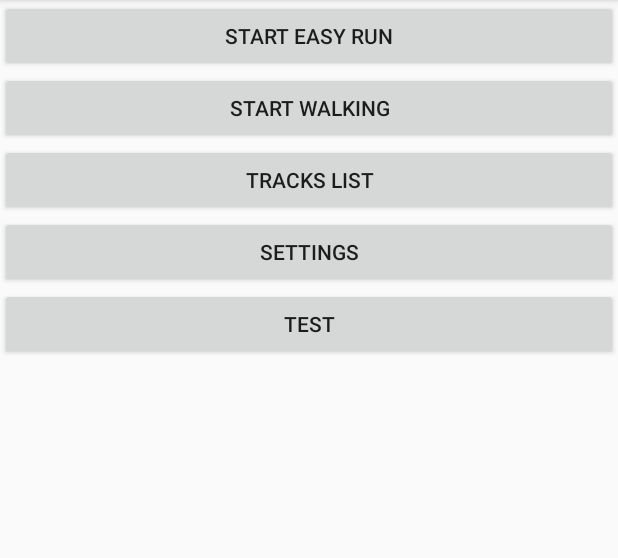
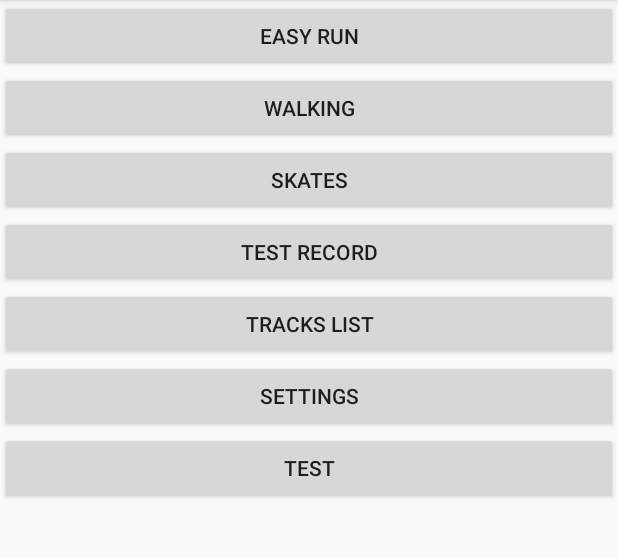
Before and after one commit to MaxSpirihin/MyTracksDB, an Android app: the screen it shows after launch (MainActivity), on a phone screen of 412 x 824 dp, the part 84-642 px from its top. Run offline under Robolectric (Android 15) with nearby library versions, the phone set to English and light mode, and no system bars; our stand-ins replace Room's generated code; libraries missing offline, so code that uses them is left out: com.garmin.fit, com.yandex.mapkit; 2 statements that could not run were skipped.

Commit message:
Add skates exercise type, added MainActivity buttons programmatically creation, separate button for test record

```diff
--- a/Android/app/src/main/java/com/max/spirihin/mytracksdb/activities/MainActivity.kt
+++ b/Android/app/src/main/java/com/max/spirihin/mytracksdb/activities/MainActivity.kt
@@ -6,6 +6,8 @@ import android.content.pm.PackageManager
 import androidx.appcompat.app.AppCompatActivity
 import android.os.Bundle
 import android.view.View
+import android.widget.Button
+import android.widget.LinearLayout
 import android.widget.Toast
 import androidx.core.content.ContextCompat
 import com.max.spirihin.mytracksdb.utilities.Preferences
@@ -17,6 +19,9 @@ import com.max.spirihin.mytracksdb.core.TracksDatabase
 import com.yandex.mapkit.MapKitFactory
 
 class MainActivity : AppCompatActivity() {
+
+    private var mLinearLayout : LinearLayout? = null
+
     override fun onCreate(savedInstanceState: Bundle?) {
         MapKitFactory.setApiKey("0e9fede4-9954-4e61-b193-66191985d75d")
         MapKitFactory.initialize(this)
@@ -51,32 +56,54 @@ class MainActivity : AppCompatActivity() {
     private fun init() {
         TracksDatabase.init(this)
 
-        findViewById<View>(R.id.btnStartEasyRun).setOnClickListener {
+        mLinearLayout = findViewById<LinearLayout>(R.id.linLayoutMain)
+
+        addButton("EASY RUN") {
             val intent = Intent(this, RecordTrackActivity::class.java)
             intent.putExtra(RecordTrackActivity.EXERCISE_TYPE_INTENT_STRING, ExerciseType.EASY_RUN.toString())
             startActivity(intent)
         }
 
-        findViewById<View>(R.id.btnStartWalking).setOnClickListener {
+        addButton("WALKING") {
             val intent = Intent(this, RecordTrackActivity::class.java)
             intent.putExtra(RecordTrackActivity.EXERCISE_TYPE_INTENT_STRING, ExerciseType.WALKING.toString())
             startActivity(intent)
         }
 
-        findViewById<View>(R.id.btnTracksList).setOnClickListener {
+        addButton("SKATES") {
+            val intent = Intent(this, RecordTrackActivity::class.java)
+            intent.putExtra(RecordTrackActivity.EXERCISE_TYPE_INTENT_STRING, ExerciseType.SKATES.toString())
+            startActivity(intent)
+        }
+
+        addButton("TEST RECORD") {
+            val intent = Intent(this, RecordTrackActivity::class.java)
+            intent.putExtra(RecordTrackActivity.EXERCISE_TYPE_INTENT_STRING, ExerciseType.EASY_RUN.toString())
+            intent.putExtra(RecordTrackActivity.USE_TEST_SERVICE_INTENT_STRING, true)
+            startActivity(intent)
+        }
+
+        addButton("TRACKS LIST") {
             startActivity(TracksListActivity::class.java)
         }
 
-        findViewById<View>(R.id.btnSettings).setOnClickListener {
+        addButton("SETTINGS") {
             startActivity(SettingsActivity::class.java)
         }
 
-        findViewById<View>(R.id.btnTest).setOnClickListener {
+        addButton("TEST") {
             startActivity(TestActivity::class.java)
         }
 
         if (TrackRecordManager.recordState != RecordState.NONE)
             startActivity(RecordTrackActivity::class.java)
+    }
+
+    private fun addButton(text : String, action : () -> Unit) {
+        val button = Button(this)
+        button.text = text
+        button.setOnClickListener{ action?.invoke()}
+        mLinearLayout?.addView(button)
     }
 
     private fun startActivity(cls: Class<*>) {
--- a/Android/app/src/main/java/com/max/spirihin/mytracksdb/activities/RecordTrackActivity.kt
+++ b/Android/app/src/main/java/com/max/spirihin/mytracksdb/activities/RecordTrackActivity.kt
@@ -17,6 +17,7 @@ class RecordTrackActivity : AppCompatActivity() {
 
     companion object {
         const val EXERCISE_TYPE_INTENT_STRING = "exerciseType"
+        const val USE_TEST_SERVICE_INTENT_STRING = "useTestService"
     }
 
     private var textView: TextView? = null
@@ -102,7 +103,7 @@ class RecordTrackActivity : AppCompatActivity() {
         super.onResume()
 
         if (TrackRecordManager.recordState == RecordState.NONE)
-            TrackRecordManager.startListen(this)
+            TrackRecordManager.startListen(this, intent.getBooleanExtra(USE_TEST_SERVICE_INTENT_STRING, false))
 
         TrackRecordManager.subscribe(::onCurrentPointChanged)
 
--- a/Android/app/src/main/java/com/max/spirihin/mytracksdb/core/ExerciseType.kt
+++ b/Android/app/src/main/java/com/max/spirihin/mytracksdb/core/ExerciseType.kt
@@ -5,5 +5,6 @@ enum class ExerciseType {
     EASY_RUN,
     CONTROL_RUN,
     WALKING,
-    BICYCLE
+    BICYCLE,
+    SKATES
 }
--- a/Android/app/src/main/java/com/max/spirihin/mytracksdb/core/TrackRecordManager.kt
+++ b/Android/app/src/main/java/com/max/spirihin/mytracksdb/core/TrackRecordManager.kt
@@ -8,6 +8,7 @@ import android.content.Context
 import android.content.Intent
 import android.os.Build
 import androidx.core.app.NotificationCompat
+import com.garmin.fit.Bool
 import com.max.spirihin.mytracksdb.Helpers.TextToSpeechHelper
 import com.max.spirihin.mytracksdb.R
 import com.max.spirihin.mytracksdb.activities.RecordTrackActivity
@@ -48,7 +49,7 @@ object TrackRecordManager {
         updateNotification("Running", "")
     }
 
-    fun startListen(context: Context) {
+    fun startListen(context: Context, useTestService : Boolean) {
         if (recordState != RecordState.NONE)
             throw Exception("Cant start listen from state $recordState")
 
@@ -56,8 +57,10 @@ object TrackRecordManager {
         recordState = RecordState.LISTEN
 
         //start points provider service
-        // context.startService(Intent(context, RecordTrackService::class.java))
-        context.startService(Intent(context, ReplayTrackService::class.java))
+        if (useTestService)
+            context.startService(Intent(context, ReplayTrackService::class.java))
+        else
+            context.startService(Intent(context, RecordTrackService::class.java))
     }
 
     fun stopListen(context: Context) {
--- a/Android/app/src/main/res/layout/activity_main.xml
+++ b/Android/app/src/main/res/layout/activity_main.xml
@@ -7,42 +7,12 @@
     tools:context=".activities.MainActivity">
 
     <LinearLayout
-        android:id="@+id/linLayoutLog"
+        android:id="@+id/linLayoutMain"
         android:layout_width="match_parent"
         android:layout_height="match_parent"
         android:minWidth="25px"
         android:minHeight="25px"
         android:orientation="vertical">
 
-        <Button
-            android:id="@+id/btnStartEasyRun"
-            android:layout_width="match_parent"
-            android:layout_height="wrap_content"
-            android:text="Start easy run" />
-
-        <Button
-            android:id="@+id/btnStartWalking"
-            android:layout_width="match_parent"
-            android:layout_height="wrap_content"
-            android:text="Start walking" />
-
-        <Button
-            android:id="@+id/btnTracksList"
-            android:layout_width="match_parent"
-            android:layout_height="wrap_content"
-            android:text="Tracks list" />
-
-        <Button
-            android:id="@+id/btnSettings"
-            android:layout_width="match_parent"
-            android:layout_height="wrap_content"
-            android:text="settings" />
-
-        <Button
-            android:id="@+id/btnTest"
-            android:layout_width="match_parent"
-            android:layout_height="wrap_content"
-            android:text="test" />
-
     </LinearLayout>
 </androidx.constraintlayout.widget.ConstraintLayout>
```
Also changed, not shown: Android/app/src/main/java/com/max/spirihin/mytracksdb/ui/YandexMap.kt (+0 -7 lines).
